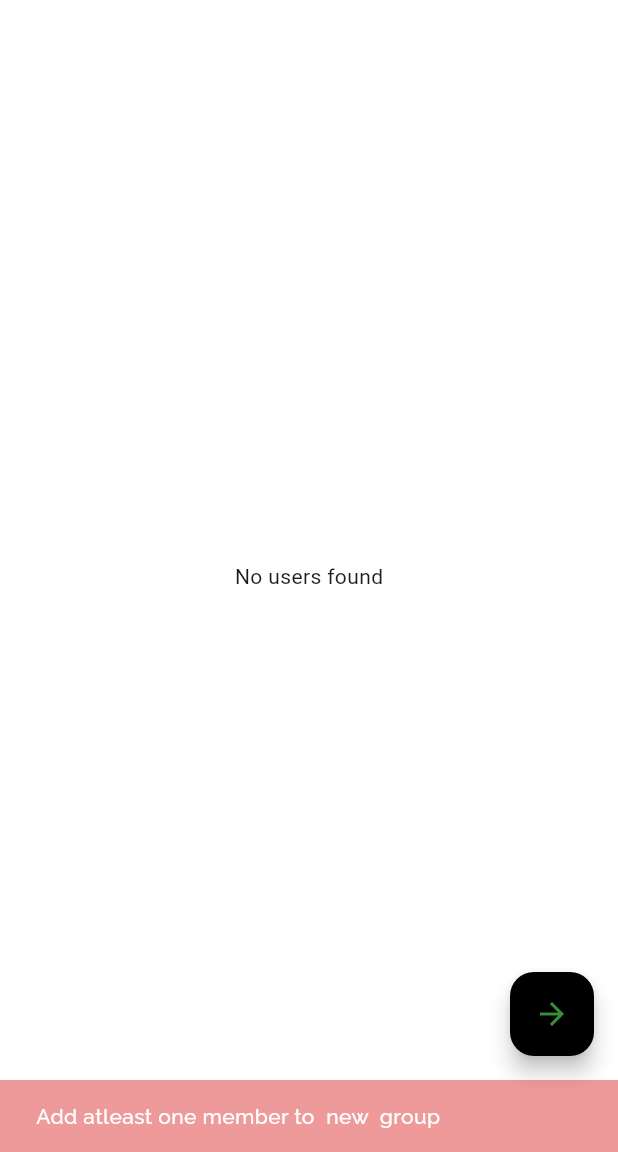
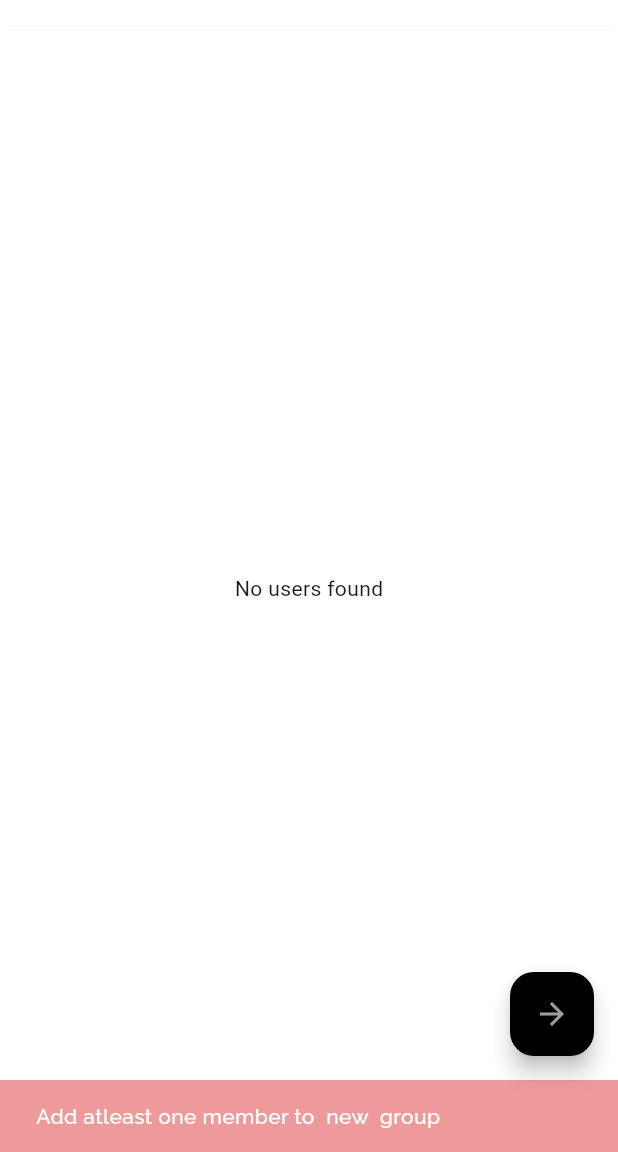
Before and after one commit to Honeypanchal/chatapp, a Flutter app: the NewGroup screen opened directly with empty values, after a tap on the "arrow forward" icon, on a phone screen of 412 x 824 dp, the part 84-1236 px from its top. Run offline on Flutter 3.47's test engine with Material 3 defaults, Android fonts, the phone set to English and light mode, and no system bars; our stand-ins replace cloud_firestore, firebase_auth, firebase_core, google_sign_in; accounts and stored records are empty.

Commit message:
Changed colors in every group page except (groupchatpage)

```diff
--- a/lib/Pages/GroupChatLayout/NewGroup.dart
+++ b/lib/Pages/GroupChatLayout/NewGroup.dart
@@ -33,12 +33,12 @@ class _NewGroupState extends State<NewGroup> {
           onPressed: () => setState(() => _showSearch = false),
         ),
         title: TextField(
-cursorColor: Colors.green.shade700,
+cursorColor: Colors.grey,
           controller: _searchText,
           style: TextStyle(color: Colors.white),
           decoration: InputDecoration(
-            focusColor: Colors.green.shade700,
-            focusedBorder: UnderlineInputBorder(borderSide: BorderSide(color:Colors.green.shade700)),
+            focusColor: Colors.grey,
+            focusedBorder: UnderlineInputBorder(borderSide: BorderSide(color:Colors.grey)),
             hintText: 'Search users...',
             hintStyle: TextStyle(color: Colors.white70),
             border: InputBorder.none,
@@ -125,29 +125,30 @@ cursorColor: Colors.green.shade700,
       appBar: _buildAppBar(context),
       body: Column(
         children: [
-          if (groupChatUsers.isNotEmpty && firstNames.length == groupChatUsers.length) ...[
           Expanded(
-              flex: 1,
+            flex: 6,
             child: Padding(
               padding: EdgeInsets.symmetric(
-                   horizontal: width * 0.032),
-                child: SizedBox(
-                  height: width * 0.15,
-                  child: Center(
+                  horizontal: width * 0.012, vertical: height * 0.012),
+              child: Column(
+                children: [
+                  if (groupChatUsers.isNotEmpty && firstNames.isNotEmpty)
+                    SizedBox(
+                      height: height * 0.12,
                       child: ListView.builder(
                         scrollDirection: Axis.horizontal,
-                      itemCount: groupChatUsers.length,
+                        itemCount: firstNames.length,
                         itemBuilder: (context, index) {
                           return Padding(
                             padding: EdgeInsets.symmetric(
-                              horizontal: width * 0.02,
-                              vertical: height * 0.012),
+                                horizontal: width * 0.02, vertical: height * 0.012),
                             child: Column(
                               children: [
                                 CircleAvatar(
                                   radius: width * 0.067,
                                   backgroundColor: Colors.black,
-                                child: Text(firstNames[index][0].toUpperCase(),style: TextStyle(color: Colors.green.shade700),)
+                                  child: Text(firstNames[index][0].toUpperCase(),
+                                      style: TextStyle(color: Colors.grey)),
                                 ),
                                 Text(firstNames[index])
                               ],
@@ -156,37 +157,27 @@ cursorColor: Colors.green.shade700,
                         },
                       ),
                     ),
-                ),
-              ),
-            ),
                   Divider(
-
                     thickness: width * 0.00015,
                     color: Colors.grey,
-            )
-          ],
+                  ),
                   Expanded(
-            flex: 6,
-            child: Padding(
-              padding: EdgeInsets.symmetric(
-                  horizontal: width * 0.012, vertical: height * 0.012),
-              child:  StreamBuilder<List<QueryDocumentSnapshot<Map<String, dynamic>>>>(
+                    child: StreamBuilder<List<QueryDocumentSnapshot<Map<String, dynamic>>>>(
                       stream: fetchUsers(),
                       builder: (context, snapshot) {
-                  if (!snapshot.hasData)
-                    return Center(child: CircularProgressIndicator());
+                        if (!snapshot.hasData) {
+                          return Center(child: CircularProgressIndicator(backgroundColor: Colors.black45,color: Colors.grey,));
+                        }
 
                         var users = snapshot.data!;
                         if (users.isEmpty) return Center(child: Text("No users found"));
 
                         return ListView.builder(
-                    physics: NeverScrollableScrollPhysics(),
-                    shrinkWrap: true,
                           itemCount: users.length,
                           itemBuilder: (context, index) {
                             var user = users[index];
                             return ListTile(
-                        leading:Stack(
+                              leading: Stack(
                                 clipBehavior: Clip.none,
                                 children: [
                                   CircleAvatar(
@@ -194,7 +185,7 @@ cursorColor: Colors.green.shade700,
                                     radius: width * 0.05,
                                     child: Text(
                                       user['firstName'][0].toUpperCase(),
-                                style: TextStyle(color: Colors.green.shade700),
+                                      style: TextStyle(color: Colors.grey),
                                     ),
                                   ),
                                   if (groupChatUsers.contains(user['uid']))
@@ -209,7 +200,7 @@ cursorColor: Colors.green.shade700,
                                         child: Icon(
                                           Icons.check_circle,
                                           size: width * 0.035,
-                                    color: Colors.green.shade700,
+                                          color: Colors.grey,
                                         ),
                                       ),
                                     ),
@@ -220,28 +211,29 @@ cursorColor: Colors.green.shade700,
                                 setState(() {
                                   if (groupChatUsers.contains(user['uid'])) {
                                     groupChatUsers.remove(user['uid']);
+                                    firstNames.remove(user['firstName']);
                                   } else {
                                     groupChatUsers.add(user['uid']);
-                            }
-                          });
-                          setState(() {
-                            if (firstNames.contains(user['firstName'])) {
-                              firstNames.remove(user['firstName']);
-                            } else {
                                     firstNames.add(user['firstName']);
                                   }
                                 });
                               },
-                        tileColor:groupChatUsers.contains(user['uid']) ? Colors.grey.shade300
+                              tileColor: groupChatUsers.contains(user['uid'])
+                                  ? Colors.grey.shade300
                                   : Colors.transparent,
                             );
                           },
                         );
                       },
-              )
                     ),
                   ),
                 ],
+              ),
+            ),
+          ),
+
+
+        ]
       ),
       floatingActionButton: FloatingActionButton(
         onPressed: () {
@@ -268,7 +260,7 @@ cursorColor: Colors.green.shade700,
         backgroundColor: Colors.black,
         child: Icon(
           Icons.arrow_forward,
-          color: Colors.green.shade700,
+          color: Colors.grey,
         ),
       ),
     );
```
Also changed, not shown: lib/Pages/GroupChatLayout/AddNewMembersToGroup.dart (+8 -8 lines), lib/Pages/GroupChatLayout/GroupDescription.dart (+20 -20 lines), lib/Pages/GroupChatLayout/GroupPermissions.dart (+6 -6 lines), lib/Pages/GroupChatLayout/NewGroupDefinition.dart (+10 -9 lines), lib/Pages/GroupChatLayout/UpdateGroupPermissions.dart (+11 -11 lines). Lines whose indentation alone changed are shown as unchanged.
